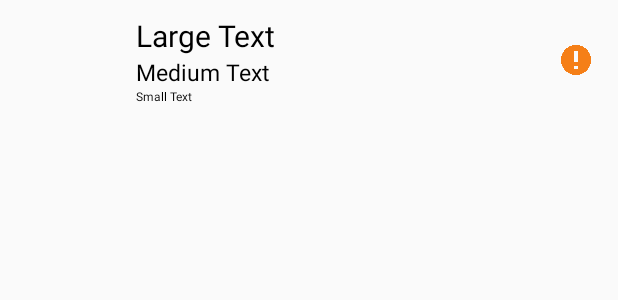
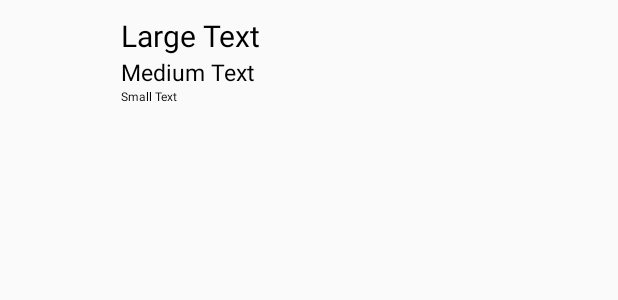
Before and after one commit to ugho49/RUVCom, an Android app: the layout item_conversation.xml on its own in the app's theme, with its tools: preview values and no code run, on a phone screen of 412 x 824 dp. Shown: the top 300 px of the screen. Run offline under Robolectric (Android 15) with nearby library versions, the phone set to English and light mode, and no system bars; plain views replace CircularImageView.

Commit message:
modif design + remove notif + little improvments

```diff
--- a/app/src/main/java/fr/nantes/iut/ruvcom/Activities/FullScreenImageActivity.java
+++ b/app/src/main/java/fr/nantes/iut/ruvcom/Activities/FullScreenImageActivity.java
@@ -11,7 +11,6 @@ import fr.nantes.iut.ruvcom.R;
 
 public class FullScreenImageActivity extends RUVBaseActivity {
 
-    private ImageView fullScreenImageView;
     private final ImageLoader imageLoader = ImageLoader.getInstance();
 
     @Override
@@ -22,7 +21,7 @@ public class FullScreenImageActivity extends RUVBaseActivity {
 
         setContentView(R.layout.activity_full_screen_image);
 
-        fullScreenImageView = (ImageView) findViewById(R.id.fullScreenImageView);
+        ImageView fullScreenImageView = (ImageView) findViewById(R.id.fullScreenImageView);
 
         imageLoader.displayImage(imageUrl, fullScreenImageView);
     }
--- a/app/src/main/java/fr/nantes/iut/ruvcom/Activities/MainActivity.java
+++ b/app/src/main/java/fr/nantes/iut/ruvcom/Activities/MainActivity.java
@@ -263,7 +263,7 @@ public class MainActivity extends RUVBaseActivity
 
                 try{
                     String URL = String.format(Config.API_USER_GET_ALL_EXCEPT_ME, String.valueOf(user.getId()));
-                    JSONObject json = new Requestor(URL).get();
+                    final JSONObject json = new Requestor(URL).get();
                     JSONArray userArray = null;
                     if (json != null) {
                         if (!json.isNull("data")) {
@@ -314,7 +314,7 @@ public class MainActivity extends RUVBaseActivity
                     ArrayList<NameValuePair> params = new ArrayList<NameValuePair>();
                     params.add(new BasicNameValuePair("token", Config.SECRET_TOKEN));
 
-                    final JSONObject json = new Requestor(URL).post(params);
+                    new Requestor(URL).post(params);
                 }
                 catch(Exception ex) {
                     Log.d(TAG, "Fail : " + ex.getMessage());
@@ -396,7 +396,7 @@ public class MainActivity extends RUVBaseActivity
             try{
                 String URL = String.format(Config.API_CONVERSATIONS_GET, String.valueOf(user.getId()));
 
-                JSONObject json = new Requestor(URL).get();
+                final JSONObject json = new Requestor(URL).get();
                 JSONArray conv_array = null;
                 if (json != null) {
                     if (!json.isNull("data")) {
--- a/app/src/main/java/fr/nantes/iut/ruvcom/Adapter/ListViewConversationAdapter.java
+++ b/app/src/main/java/fr/nantes/iut/ruvcom/Adapter/ListViewConversationAdapter.java
@@ -1,6 +1,7 @@
 package fr.nantes.iut.ruvcom.Adapter;
 
 import android.content.Context;
+import android.graphics.Typeface;
 import android.view.LayoutInflater;
 import android.view.View;
 import android.view.ViewGroup;
@@ -90,6 +91,9 @@ public class ListViewConversationAdapter extends BaseAdapter {
 
         if (conversation.getNotification()) {
             holder.notification.setVisibility(View.VISIBLE);
+            holder.displayName.setTypeface(null, Typeface.BOLD);
+            holder.email.setTypeface(null, Typeface.BOLD);
+            holder.lastDateMessage.setTypeface(null, Typeface.BOLD);
         } else {
             holder.notification.setVisibility(View.INVISIBLE);
         }
--- a/app/src/main/java/fr/nantes/iut/ruvcom/Adapter/ListViewMessagesAdapter.java
+++ b/app/src/main/java/fr/nantes/iut/ruvcom/Adapter/ListViewMessagesAdapter.java
@@ -2,15 +2,19 @@ package fr.nantes.iut.ruvcom.Adapter;
 
 import android.content.Context;
 import android.content.Intent;
+import android.graphics.Bitmap;
 import android.view.LayoutInflater;
 import android.view.View;
 import android.view.ViewGroup;
 import android.widget.BaseAdapter;
 import android.widget.ImageView;
 import android.widget.TextView;
+import android.widget.Toast;
 
 import com.github.siyamed.shapeimageview.BubbleImageView;
 import com.nostra13.universalimageloader.core.ImageLoader;
+import com.nostra13.universalimageloader.core.assist.FailReason;
+import com.nostra13.universalimageloader.core.listener.ImageLoadingListener;
 
 import java.util.List;
 
@@ -127,6 +131,8 @@ public class ListViewMessagesAdapter extends BaseAdapter {
         if (message.getPhoto() != null) {
             // MESSAGE PHOTO
             imageLoader.displayImage(message.getPhoto().getUrl(), holder.image);
+
+
             holder.image.setOnClickListener(new View.OnClickListener() {
                 @Override
                 public void onClick(View v) {
--- a/app/src/main/java/fr/nantes/iut/ruvcom/gcm/RUVGcmListenerService.java
+++ b/app/src/main/java/fr/nantes/iut/ruvcom/gcm/RUVGcmListenerService.java
@@ -120,6 +120,7 @@ public class RUVGcmListenerService extends GcmListenerService {
         }
 
         intent.addFlags(Intent.FLAG_ACTIVITY_CLEAR_TOP);
+        intent.addFlags(Intent.FLAG_ACTIVITY_NEW_TASK);
         intent.putExtra(NamedPreferences.DISTANT_USER_FROM_PUSH, distantuser);
         PendingIntent pendingIntent = PendingIntent.getActivity(this, 0 /* Request code */, intent,
                 PendingIntent.FLAG_ONE_SHOT);
@@ -143,7 +144,7 @@ public class RUVGcmListenerService extends GcmListenerService {
         NotificationManager notificationManager =
                 (NotificationManager) getSystemService(Context.NOTIFICATION_SERVICE);
 
-        notificationManager.notify(0 /* ID of notification */, notificationBuilder.build());
+        notificationManager.notify(0, notificationBuilder.build());
     }
 
 }
--- a/app/src/main/res/layout/item_conversation.xml
+++ b/app/src/main/res/layout/item_conversation.xml
@@ -1,18 +1,22 @@
 <?xml version="1.0" encoding="utf-8"?>
 <LinearLayout xmlns:android="http://schemas.android.com/apk/res/android"
-    android:orientation="vertical" android:layout_width="match_parent"
+    xmlns:app="http://schemas.android.com/apk/res-auto"
+    android:orientation="vertical"
+    android:layout_width="match_parent"
     android:layout_height="80dp">
 
     <LinearLayout
         android:orientation="horizontal"
         android:layout_margin="5dp"
         android:layout_width="match_parent"
-        android:layout_height="match_parent">
+        android:layout_height="match_parent"
+        android:gravity="center_vertical">
 
         <com.github.siyamed.shapeimageview.CircularImageView
-            android:layout_width="70dp"
-            android:layout_height="70dp"
+            android:layout_width="60dp"
+            android:layout_height="60dp"
             android:layout_marginLeft="5dp"
+            app:siBorderWidth="0dp"
             android:id="@+id/item_conv_avatar" />
 
         <LinearLayout
@@ -67,7 +71,8 @@
                 <ImageView
                     android:layout_width="20dp"
                     android:layout_height="20dp"
-                    android:src="@drawable/notif_orange"
+                    android:visibility="invisible"
+                    android:src="@drawable/feedback_sent"
                     android:id="@+id/item_conv_notification" />
             </LinearLayout>
         </LinearLayout>
--- a/app/src/main/res/layout/item_message_left.xml
+++ b/app/src/main/res/layout/item_message_left.xml
@@ -13,6 +13,7 @@
         android:layout_height="70dp"
         android:layout_marginLeft="5dp"
         app:siArrowPosition="right"
+        app:siTriangleHeight="5dp"
         android:layout_weight="2"
         app:siSquare="true"/>
 
--- a/app/src/main/res/layout/item_message_right.xml
+++ b/app/src/main/res/layout/item_message_right.xml
@@ -30,6 +30,7 @@
         android:layout_marginRight="5dp"
         android:id="@+id/item_message_right_avatar"
         app:siArrowPosition="left"
+        app:siTriangleHeight="5dp"
         android:layout_weight="2"
         app:siSquare="true"/>
 
--- a/app/src/main/res/layout/nav_header_main.xml
+++ b/app/src/main/res/layout/nav_header_main.xml
@@ -2,6 +2,7 @@
 <RelativeLayout xmlns:android="http://schemas.android.com/apk/res/android"
     android:layout_width="match_parent"
     android:layout_height="@dimen/nav_header_height"
+    xmlns:app="http://schemas.android.com/apk/res-auto"
     android:background="@drawable/side_nav_bar">
 
     <ImageView
@@ -27,6 +28,7 @@
             android:id="@+id/nav_avatar"
             android:layout_width="60dp"
             android:layout_height="60dp"
+            app:siBorderWidth="0dp"
             android:paddingTop="@dimen/nav_header_vertical_spacing"
             android:src="@android:drawable/sym_def_app_icon" />
 
```
Also changed, not shown: app/src/main/java/fr/nantes/iut/ruvcom/Activities/ConversationActivity.java (+12 -8 lines), app/src/main/java/fr/nantes/iut/ruvcom/Activities/SignInActivity.java (+7 -6 lines), app/src/main/java/fr/nantes/iut/ruvcom/Activities/UploadActivity.java (+3 -5 lines), app/src/main/java/fr/nantes/iut/ruvcom/Utils/RUVComUtils.java (deleted, +0 -8 lines), app/src/main/res/layout/content_conversation.xml (+6 -3 lines), app/src/main/res/layout/item_message_photo_left.xml (+8 -3 lines), app/src/main/res/layout/item_message_photo_right.xml (+11 -6 lines), app/src/main/res/drawable/feedback_sent.png (added).
